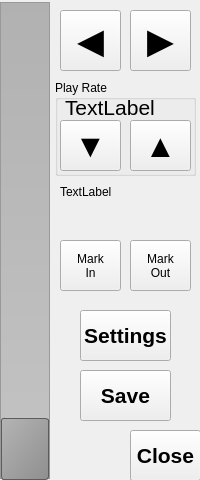
This is src/playbackwindow.ui in krontech/chronos-cam-app as Qt 5 draws it before an edit. The edited form follows.
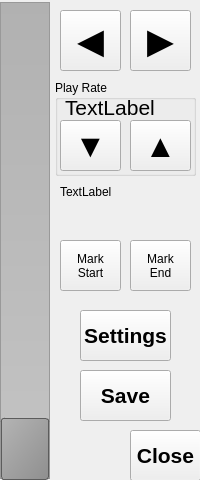
This is the edited form. Custom widgets are drawn as their Qt base class.

Commit message:
Minor tweaks to some buttons for beta 0.3.
- Keyboard: Enter → Apply, <- → ←
- Playback: Mark In/Out → Mark Start/End
- Util Window: Aligned checkboxes.

```diff
--- a/src/playbackwindow.ui
+++ b/src/playbackwindow.ui
@@ -155,7 +155,7 @@
    </property>
    <property name="text">
     <string>Mark
-In</string>
+Start</string>
    </property>
   </widget>
   <widget class="QPushButton" name="cmdMarkOut">
@@ -169,7 +169,7 @@
    </property>
    <property name="text">
     <string>Mark
-Out</string>
+End</string>
    </property>
   </widget>
   <widget class="QLabel" name="lblInfo">
```
The commit also changes 2 other files.
